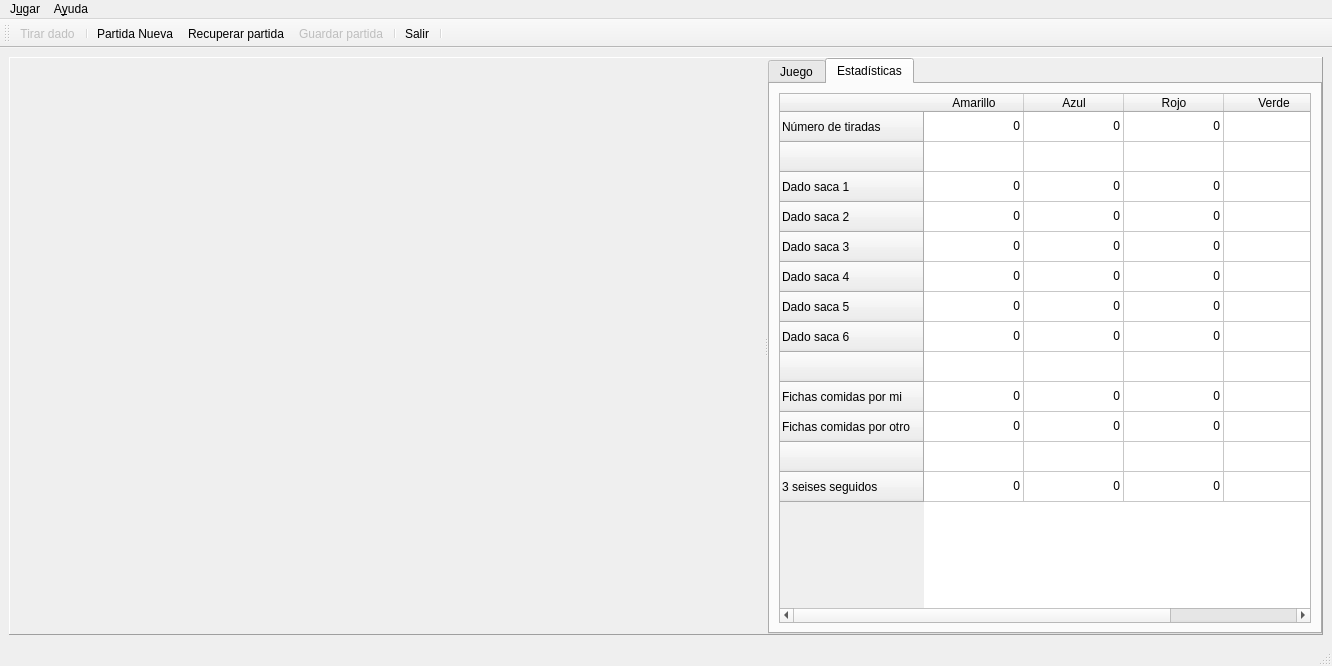
First picture: the form in ui/frmMain.ui, repository turulomio/glparchis, before the edit.
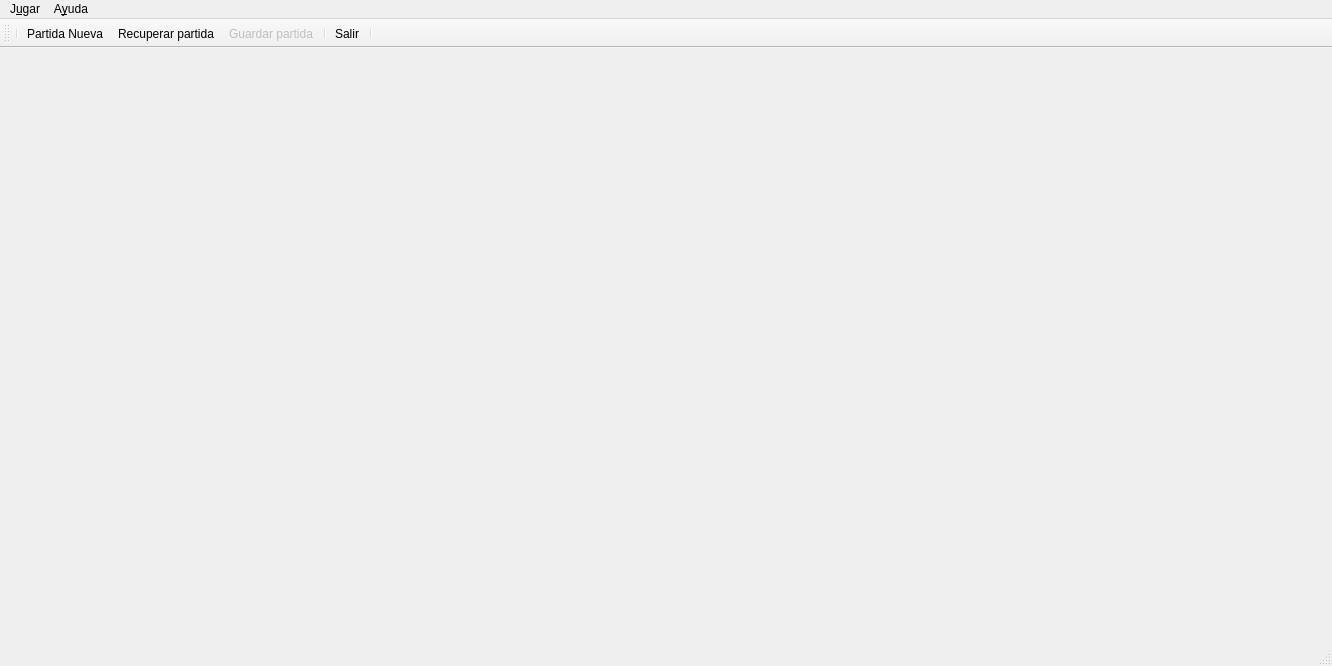
Second picture: the form after the edit. The open tabs and pages were chosen to show the change. Icons and pictures are not drawn. Custom widgets are drawn as their Qt base class.

```diff
--- a/ui/frmMain.ui
+++ b/ui/frmMain.ui
@@ -25,618 +25,7 @@
    <enum>Qt::ToolButtonTextUnderIcon</enum>
   </property>
   <widget class="QWidget" name="wdg">
-   <layout class="QHBoxLayout" name="horizontalLayout">
-    <item>
-     <widget class="QSplitter" name="splitter">
-      <property name="frameShape">
-       <enum>QFrame::Panel</enum>
-      </property>
-      <property name="frameShadow">
-       <enum>QFrame::Raised</enum>
-      </property>
-      <property name="orientation">
-       <enum>Qt::Horizontal</enum>
-      </property>
-      <widget class="QWidget" name="layoutWidget">
-       <layout class="QVBoxLayout" name="verticalLayout">
-        <item>
-         <widget class="wdgUserPanel" name="panel1" native="true">
-          <property name="enabled">
-           <bool>false</bool>
-          </property>
-          <property name="sizePolicy">
-           <sizepolicy hsizetype="Minimum" vsizetype="Minimum">
-            <horstretch>0</horstretch>
-            <verstretch>0</verstretch>
-           </sizepolicy>
-          </property>
-          <property name="minimumSize">
-           <size>
-            <width>378</width>
-            <height>125</height>
-           </size>
-          </property>
-         </widget>
-        </item>
-        <item>
-         <widget class="wdgUserPanel" name="panel2" native="true">
-          <property name="enabled">
-           <bool>true</bool>
-          </property>
-          <property name="sizePolicy">
-           <sizepolicy hsizetype="Minimum" vsizetype="Minimum">
-            <horstretch>0</horstretch>
-            <verstretch>0</verstretch>
-           </sizepolicy>
-          </property>
-          <property name="minimumSize">
-           <size>
-            <width>378</width>
-            <height>125</height>
-           </size>
-          </property>
-         </widget>
-        </item>
-        <item>
-         <widget class="wdgUserPanel" name="panel3" native="true">
-          <property name="enabled">
-           <bool>true</bool>
-          </property>
-          <property name="sizePolicy">
-           <sizepolicy hsizetype="Minimum" vsizetype="Minimum">
-            <horstretch>0</horstretch>
-            <verstretch>0</verstretch>
-           </sizepolicy>
-          </property>
-          <property name="minimumSize">
-           <size>
-            <width>378</width>
-            <height>125</height>
-           </size>
-          </property>
-         </widget>
-        </item>
-        <item>
-         <widget class="wdgUserPanel" name="panel4" native="true">
-          <property name="enabled">
-           <bool>true</bool>
-          </property>
-          <property name="sizePolicy">
-           <sizepolicy hsizetype="Minimum" vsizetype="Minimum">
-            <horstretch>0</horstretch>
-            <verstretch>0</verstretch>
-           </sizepolicy>
-          </property>
-          <property name="minimumSize">
-           <size>
-            <width>378</width>
-            <height>125</height>
-           </size>
-          </property>
-         </widget>
-        </item>
-       </layout>
-      </widget>
-      <widget class="QWidget" name="layoutWidget">
-       <layout class="QVBoxLayout" name="verticalLayout_2">
-        <item>
-         <widget class="QTabWidget" name="tab">
-          <property name="sizePolicy">
-           <sizepolicy hsizetype="Expanding" vsizetype="Expanding">
-            <horstretch>0</horstretch>
-            <verstretch>0</verstretch>
-           </sizepolicy>
-          </property>
-          <property name="autoFillBackground">
-           <bool>true</bool>
-          </property>
-          <property name="tabShape">
-           <enum>QTabWidget::Rounded</enum>
-          </property>
-          <property name="currentIndex">
-           <number>0</number>
-          </property>
-          <property name="elideMode">
-           <enum>Qt::ElideMiddle</enum>
-          </property>
-          <widget class="QWidget" name="tabGame">
-           <attribute name="icon">
-            <iconset resource="../images/glparchis.qrc">
-             <normaloff>:/glparchis/keko.png</normaloff>:/glparchis/keko.png</iconset>
-           </attribute>
-           <attribute name="title">
-            <string>Juego</string>
-           </attribute>
-           <layout class="QGridLayout" name="gridLayout">
-            <item row="0" column="0">
-             <widget class="wdgGame" name="ogl" native="true">
-              <property name="sizeIncrement">
-               <size>
-                <width>10</width>
-                <height>10</height>
-               </size>
-              </property>
-              <property name="focusPolicy">
-               <enum>Qt::ClickFocus</enum>
-              </property>
-             </widget>
-            </item>
-            <item row="1" column="0">
-             <widget class="QPushButton" name="cmdTirarDado">
-              <property name="text">
-               <string>Pulsa para tirar el dado</string>
-              </property>
-             </widget>
-            </item>
-           </layout>
-          </widget>
-          <widget class="QWidget" name="tabStatistics">
-           <attribute name="icon">
-            <iconset resource="../images/glparchis.qrc">
-             <normaloff>:/glparchis/cube5.png</normaloff>:/glparchis/cube5.png</iconset>
-           </attribute>
-           <attribute name="title">
-            <string>Estadísticas</string>
-           </attribute>
-           <layout class="QHBoxLayout">
-            <item>
-             <widget class="QTableStatistics" name="table">
-              <row>
-               <property name="text">
-                <string>Número de tiradas</string>
-               </property>
-              </row>
-              <row>
-               <property name="text">
-                <string/>
-               </property>
-              </row>
-              <row>
-               <property name="text">
-                <string>Dado saca 1</string>
-               </property>
-               <property name="icon">
-                <iconset resource="../images/glparchis.qrc">
-                 <normaloff>:/glparchis/cube1.png</normaloff>:/glparchis/cube1.png</iconset>
-               </property>
-              </row>
-              <row>
-               <property name="text">
-                <string>Dado saca 2</string>
-               </property>
-               <property name="icon">
-                <iconset resource="../images/glparchis.qrc">
-                 <normaloff>:/glparchis/cube2.png</normaloff>:/glparchis/cube2.png</iconset>
-               </property>
-              </row>
-              <row>
-               <property name="text">
-                <string>Dado saca 3</string>
-               </property>
-               <property name="icon">
-                <iconset resource="../images/glparchis.qrc">
-                 <normaloff>:/glparchis/cube3.png</normaloff>:/glparchis/cube3.png</iconset>
-               </property>
-              </row>
-              <row>
-               <property name="text">
-                <string>Dado saca 4</string>
-               </property>
-               <property name="icon">
-                <iconset resource="../images/glparchis.qrc">
-                 <normaloff>:/glparchis/cube4.png</normaloff>:/glparchis/cube4.png</iconset>
-               </property>
-              </row>
-              <row>
-               <property name="text">
-                <string>Dado saca 5</string>
-               </property>
-               <property name="icon">
-                <iconset resource="../images/glparchis.qrc">
-                 <normaloff>:/glparchis/cube5.png</normaloff>:/glparchis/cube5.png</iconset>
-               </property>
-              </row>
-              <row>
-               <property name="text">
-                <string>Dado saca 6</string>
-               </property>
-               <property name="icon">
-                <iconset resource="../images/glparchis.qrc">
-                 <normaloff>:/glparchis/cube6.png</normaloff>:/glparchis/cube6.png</iconset>
-               </property>
-              </row>
-              <row>
-               <property name="text">
-                <string/>
-               </property>
-              </row>
-              <row>
-               <property name="text">
-                <string>Fichas comidas por mi</string>
-               </property>
-              </row>
-              <row>
-               <property name="text">
-                <string>Fichas comidas por otro</string>
-               </property>
-              </row>
-              <row>
-               <property name="text">
-                <string/>
-               </property>
-              </row>
-              <row>
-               <property name="text">
-                <string>3 seises seguidos</string>
-               </property>
-              </row>
-              <column>
-               <property name="text">
-                <string>Amarillo</string>
-               </property>
-               <property name="icon">
-                <iconset resource="../images/glparchis.qrc">
-                 <normaloff>:/glparchis/fichaamarilla.png</normaloff>:/glparchis/fichaamarilla.png</iconset>
-               </property>
-              </column>
-              <column>
-               <property name="text">
-                <string>Azul</string>
-               </property>
-               <property name="icon">
-                <iconset resource="../images/glparchis.qrc">
-                 <normaloff>:/glparchis/fichaazul.png</normaloff>:/glparchis/fichaazul.png</iconset>
-               </property>
-              </column>
-              <column>
-               <property name="text">
-                <string>Rojo</string>
-               </property>
-               <property name="icon">
-                <iconset resource="../images/glparchis.qrc">
-                 <normaloff>:/glparchis/ficharoja.png</normaloff>:/glparchis/ficharoja.png</iconset>
-               </property>
-              </column>
-              <column>
-               <property name="text">
-                <string>Verde</string>
-               </property>
-               <property name="icon">
-                <iconset resource="../images/glparchis.qrc">
-                 <normaloff>:/glparchis/fichaverde.png</normaloff>:/glparchis/fichaverde.png</iconset>
-               </property>
-              </column>
-              <item row="0" column="0">
-               <property name="text">
-                <string>0</string>
-               </property>
-               <property name="textAlignment">
-                <set>AlignRight|AlignVCenter</set>
-               </property>
-              </item>
-              <item row="0" column="1">
-               <property name="text">
-                <string>0</string>
-               </property>
-               <property name="textAlignment">
-                <set>AlignRight|AlignVCenter</set>
-               </property>
-              </item>
-              <item row="0" column="2">
-               <property name="text">
-                <string>0</string>
-               </property>
-               <property name="textAlignment">
-                <set>AlignRight|AlignVCenter</set>
-               </property>
-              </item>
-              <item row="0" column="3">
-               <property name="text">
-                <string>0</string>
-               </property>
-               <property name="textAlignment">
-                <set>AlignRight|AlignVCenter</set>
-               </property>
-              </item>
-              <item row="2" column="0">
-               <property name="text">
-                <string>0</string>
-               </property>
-               <property name="textAlignment">
-                <set>AlignRight|AlignVCenter</set>
-               </property>
-              </item>
-              <item row="2" column="1">
-               <property name="text">
-                <string>0</string>
-               </property>
-               <property name="textAlignment">
-                <set>AlignRight|AlignVCenter</set>
-               </property>
-              </item>
-              <item row="2" column="2">
-               <property name="text">
-                <string>0</string>
-               </property>
-               <property name="textAlignment">
-                <set>AlignRight|AlignVCenter</set>
-               </property>
-              </item>
-              <item row="2" column="3">
-               <property name="text">
-                <string>0</string>
-               </property>
-               <property name="textAlignment">
-                <set>AlignRight|AlignVCenter</set>
-               </property>
-              </item>
-              <item row="3" column="0">
-               <property name="text">
-                <string>0</string>
-               </property>
-               <property name="textAlignment">
-                <set>AlignRight|AlignVCenter</set>
-               </property>
-              </item>
-              <item row="3" column="1">
-               <property name="text">
-                <string>0</string>
-               </property>
-               <property name="textAlignment">
-                <set>AlignRight|AlignVCenter</set>
-               </property>
-              </item>
-              <item row="3" column="2">
-               <property name="text">
-                <string>0</string>
-               </property>
-               <property name="textAlignment">
-                <set>AlignRight|AlignVCenter</set>
-               </property>
-              </item>
-              <item row="3" column="3">
-               <property name="text">
-                <string>0</string>
-               </property>
-               <property name="textAlignment">
-                <set>AlignRight|AlignVCenter</set>
-               </property>
-              </item>
-              <item row="4" column="0">
-               <property name="text">
-                <string>0</string>
-               </property>
-               <property name="textAlignment">
-                <set>AlignRight|AlignVCenter</set>
-               </property>
-              </item>
-              <item row="4" column="1">
-               <property name="text">
-                <string>0</string>
-               </property>
-               <property name="textAlignment">
-                <set>AlignRight|AlignVCenter</set>
-               </property>
-              </item>
-              <item row="4" column="2">
-               <property name="text">
-                <string>0</string>
-               </property>
-               <property name="textAlignment">
-                <set>AlignRight|AlignVCenter</set>
-               </property>
-              </item>
-              <item row="4" column="3">
-               <property name="text">
-                <string>0</string>
-               </property>
-               <property name="textAlignment">
-                <set>AlignRight|AlignVCenter</set>
-               </property>
-              </item>
-              <item row="5" column="0">
-               <property name="text">
-                <string>0</string>
-               </property>
-               <property name="textAlignment">
-                <set>AlignRight|AlignVCenter</set>
-               </property>
-              </item>
-              <item row="5" column="1">
-               <property name="text">
-                <string>0</string>
-               </property>
-               <property name="textAlignment">
-                <set>AlignRight|AlignVCenter</set>
-               </property>
-              </item>
-              <item row="5" column="2">
-               <property name="text">
-                <string>0</string>
-               </property>
-               <property name="textAlignment">
-                <set>AlignRight|AlignVCenter</set>
-               </property>
-              </item>
-              <item row="5" column="3">
-               <property name="text">
-                <string>0</string>
-               </property>
-               <property name="textAlignment">
-                <set>AlignRight|AlignVCenter</set>
-               </property>
-              </item>
-              <item row="6" column="0">
-               <property name="text">
-                <string>0</string>
-               </property>
-               <property name="textAlignment">
-                <set>AlignRight|AlignVCenter</set>
-               </property>
-              </item>
-              <item row="6" column="1">
-               <property name="text">
-                <string>0</string>
-               </property>
-               <property name="textAlignment">
-                <set>AlignRight|AlignVCenter</set>
-               </property>
-              </item>
-              <item row="6" column="2">
-               <property name="text">
-                <string>0</string>
-               </property>
-               <property name="textAlignment">
-                <set>AlignRight|AlignVCenter</set>
-               </property>
-              </item>
-              <item row="6" column="3">
-               <property name="text">
-                <string>0</string>
-               </property>
-               <property name="textAlignment">
-                <set>AlignRight|AlignVCenter</set>
-               </property>
-              </item>
-              <item row="7" column="0">
-               <property name="text">
-                <string>0</string>
-               </property>
-               <property name="textAlignment">
-                <set>AlignRight|AlignVCenter</set>
-               </property>
-              </item>
-              <item row="7" column="1">
-               <property name="text">
-                <string>0</string>
-               </property>
-               <property name="textAlignment">
-                <set>AlignRight|AlignVCenter</set>
-               </property>
-              </item>
-              <item row="7" column="2">
-               <property name="text">
-                <string>0</string>
-               </property>
-               <property name="textAlignment">
-                <set>AlignRight|AlignVCenter</set>
-               </property>
-              </item>
-              <item row="7" column="3">
-               <property name="text">
-                <string>0</string>
-               </property>
-               <property name="textAlignment">
-                <set>AlignRight|AlignVCenter</set>
-               </property>
-              </item>
-              <item row="9" column="0">
-               <property name="text">
-                <string>0</string>
-               </property>
-               <property name="textAlignment">
-                <set>AlignRight|AlignVCenter</set>
-               </property>
-              </item>
-              <item row="9" column="1">
-               <property name="text">
-                <string>0</string>
-               </property>
-               <property name="textAlignment">
-                <set>AlignRight|AlignVCenter</set>
-               </property>
-              </item>
-              <item row="9" column="2">
-               <property name="text">
-                <string>0</string>
-               </property>
-               <property name="textAlignment">
-                <set>AlignRight|AlignVCenter</set>
-               </property>
-              </item>
-              <item row="9" column="3">
-               <property name="text">
-                <string>0</string>
-               </property>
-               <property name="textAlignment">
-                <set>AlignRight|AlignVCenter</set>
-               </property>
-              </item>
-              <item row="10" column="0">
-               <property name="text">
-                <string>0</string>
-               </property>
-               <property name="textAlignment">
-                <set>AlignRight|AlignVCenter</set>
-               </property>
-              </item>
-              <item row="10" column="1">
-               <property name="text">
-                <string>0</string>
-               </property>
-               <property name="textAlignment">
-                <set>AlignRight|AlignVCenter</set>
-               </property>
-              </item>
-              <item row="10" column="2">
-               <property name="text">
-                <string>0</string>
-               </property>
-               <property name="textAlignment">
-                <set>AlignRight|AlignVCenter</set>
-               </property>
-              </item>
-              <item row="10" column="3">
-               <property name="text">
-                <string>0</string>
-               </property>
-               <property name="textAlignment">
-                <set>AlignRight|AlignVCenter</set>
-               </property>
-              </item>
-              <item row="12" column="0">
-               <property name="text">
-                <string>0</string>
-               </property>
-               <property name="textAlignment">
-                <set>AlignRight|AlignVCenter</set>
-               </property>
-              </item>
-              <item row="12" column="1">
-               <property name="text">
-                <string>0</string>
-               </property>
-               <property name="textAlignment">
-                <set>AlignRight|AlignVCenter</set>
-               </property>
-              </item>
-              <item row="12" column="2">
-               <property name="text">
-                <string>0</string>
-               </property>
-               <property name="textAlignment">
-                <set>AlignRight|AlignVCenter</set>
-               </property>
-              </item>
-              <item row="12" column="3">
-               <property name="text">
-                <string>0</string>
-               </property>
-               <property name="textAlignment">
-                <set>AlignRight|AlignVCenter</set>
-               </property>
-              </item>
-             </widget>
-            </item>
-           </layout>
-          </widget>
-         </widget>
-        </item>
-       </layout>
-      </widget>
-     </widget>
-    </item>
-   </layout>
+   <layout class="QHBoxLayout" name="horizontalLayout"/>
   </widget>
   <widget class="QMenuBar" name="menuBar">
    <property name="geometry">
@@ -679,7 +68,6 @@
    <attribute name="toolBarBreak">
     <bool>false</bool>
    </attribute>
-   <addaction name="actionDado"/>
    <addaction name="separator"/>
    <addaction name="actionPartidaNueva"/>
    <addaction name="actionRecuperarPartida"/>
@@ -762,25 +150,6 @@
    </property>
   </action>
  </widget>
- <customwidgets>
-  <customwidget>
-   <class>wdgGame</class>
-   <extends>QWidget</extends>
-   <header location="global">wdgGame</header>
-   <container>1</container>
-  </customwidget>
-  <customwidget>
-   <class>wdgUserPanel</class>
-   <extends>QWidget</extends>
-   <header location="global">wdgUserPanel</header>
-   <container>1</container>
-  </customwidget>
-  <customwidget>
-   <class>QTableStatistics</class>
-   <extends>QTableWidget</extends>
-   <header location="global">qtablestatistics</header>
-  </customwidget>
- </customwidgets>
  <resources>
   <include location="../images/glparchis.qrc"/>
  </resources>
```
Left out of the diff: 4 changed lines with no effect on the pictures.
